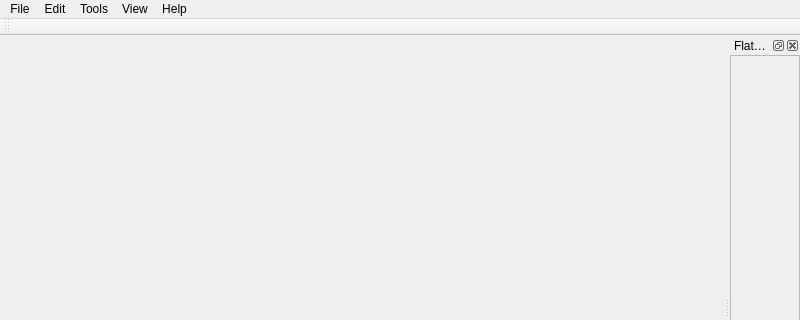
Old version of the form forms/MainWindow.ui in the repository skatrak/Flat-Mesher; both pictures show x 0 to 800 and y 0 to 320 of the 800 by 600 pixel window.
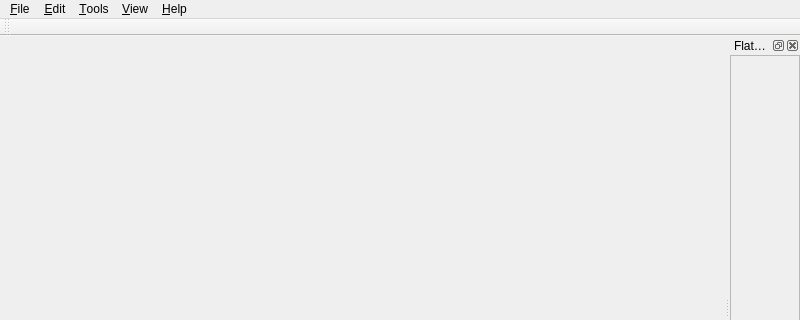
New version of the form. Icons and pictures are not drawn.

Patch:
```diff
--- a/forms/MainWindow.ui
+++ b/forms/MainWindow.ui
@@ -75,7 +75,7 @@
    </property>
    <widget class="QMenu" name="menuFile">
     <property name="title">
-     <string>File</string>
+     <string>&amp;File</string>
     </property>
     <addaction name="actionNew"/>
     <addaction name="actionOpen"/>
@@ -93,27 +93,27 @@
    </widget>
    <widget class="QMenu" name="menuEdit">
     <property name="title">
-     <string>Edit</string>
+     <string>&amp;Edit</string>
     </property>
     <addaction name="actionSelectAll"/>
    </widget>
    <widget class="QMenu" name="menuTools">
     <property name="title">
-     <string>Tools</string>
+     <string>&amp;Tools</string>
     </property>
     <addaction name="actionFindProblems"/>
     <addaction name="actionInvertPoints"/>
    </widget>
    <widget class="QMenu" name="menuView">
     <property name="title">
-     <string>View</string>
+     <string>&amp;View</string>
     </property>
     <addaction name="actionShowGrid"/>
     <addaction name="actionShowProperties"/>
    </widget>
    <widget class="QMenu" name="menuHelp">
     <property name="title">
-     <string>Help</string>
+     <string>&amp;Help</string>
     </property>
     <addaction name="actionAbout"/>
    </widget>
```
Left out of the diff: 14 changed lines with no effect on the pictures.
